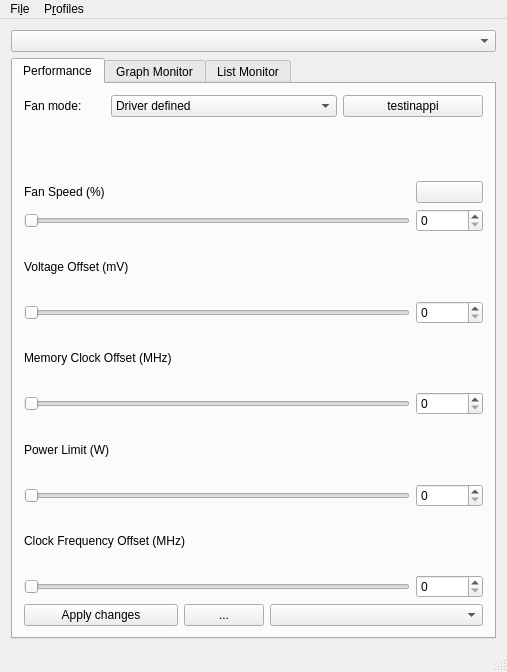
Before: the Qt Designer form mainwindow.ui in Lurkki14/tuxclocker, drawn with Qt 5.
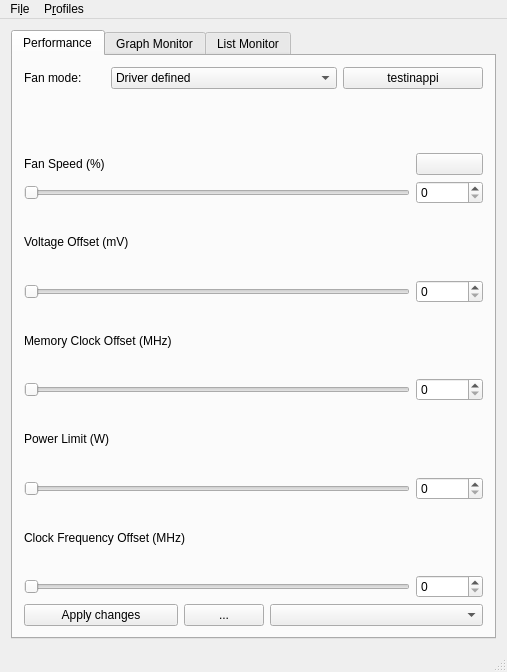
After: the same form once the commit is applied. Icons and pictures are not drawn.

Patch:
```diff
--- a/mainwindow.ui
+++ b/mainwindow.ui
@@ -15,9 +15,6 @@
   </property>
   <widget class="QWidget" name="centralWidget">
    <layout class="QVBoxLayout" name="verticalLayout_3">
-    <item>
-     <widget class="QComboBox" name="GPUComboBox"/>
-    </item>
     <item>
      <widget class="QTabWidget" name="tabWidget">
       <property name="tabShape">
```
Left out of the diff: 8 changed lines with no effect on the pictures.
